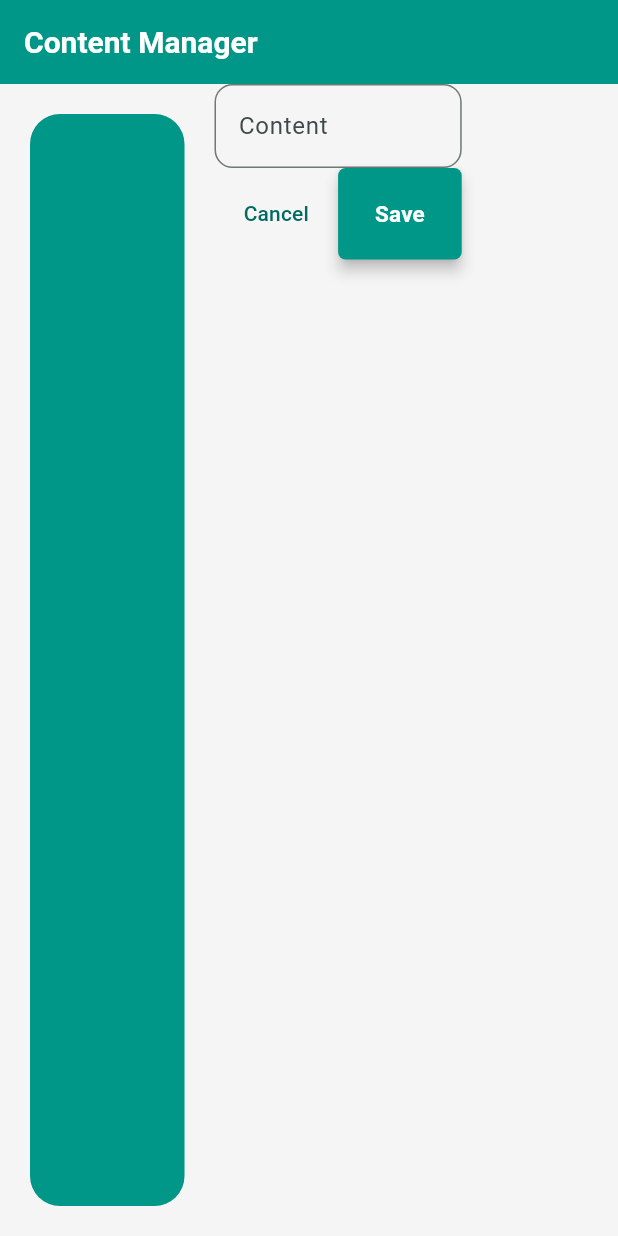
After one commit to abdulrahman0842/rx_manager, a Flutter app: the ContentManagerScreen screen opened by its route, on a phone screen of 412 x 824 dp. The commit adds this screen. Run offline on Flutter 3.47's test engine with Material 3 defaults, Android fonts, the light colour scheme and no system bars; our stand-ins replace another_flushbar, cloud_firestore, firebase_auth, firebase_core, go_router; accounts and stored records are empty; network calls fail; statements that could not run were skipped.

Commit message:
ContentManager-UI-Complete

```diff
--- /dev/null
+++ b/lib/providers/content_manager_state.dart
@@ -0,0 +1,15 @@
+import 'package:flutter/material.dart';
+import 'package:rx_manager/view/content_manager/add_content.dart';
+
+class ContentManagerState with ChangeNotifier {
+  int _selectedIndex = 0;
+  int get selectedIndex => _selectedIndex;
+
+  final List<Widget> _contentManagerWidgets = [AddContent()];
+  List<Widget> get contentManagerWidget => _contentManagerWidgets;
+
+  void selectWidget(int index) {
+    _selectedIndex = index;
+    notifyListeners();
+  }
+}
--- /dev/null
+++ b/lib/services/content_service.dart
@@ -0,0 +1,13 @@
+import 'package:cloud_firestore/cloud_firestore.dart';
+
+class ContentService {
+  final FirebaseFirestore _firestore = FirebaseFirestore.instance;
+
+  Future<void> addContent(String content) async {
+    try {
+      _firestore.collection('content').add({'content': content});
+    } on FirebaseException catch (e) {
+      throw Exception(e);
+    }
+  }
+}
--- a/lib/utils/managers_list.dart
+++ b/lib/utils/managers_list.dart
@@ -5,7 +5,10 @@ import 'package:rx_manager/utils/routes/route_names.dart';
 List<Manager> managersList = [
   Manager(icon: Icons.business, label: 'Agency Manager', routePath: ''),
   Manager(icon: Icons.domain, label: 'Company Manager', routePath: ''),
-  Manager(icon: Icons.category, label: 'Content Manager', routePath: ''),
+  Manager(
+      icon: Icons.medication_liquid_outlined,
+      label: 'Content Manager',
+      routePath: RouteNames.contentManager),
   Manager(
       icon: Icons.medical_services,
       label: 'Medicine Manager',
--- a/lib/utils/routes/app_router.dart
+++ b/lib/utils/routes/app_router.dart
@@ -1,6 +1,7 @@
 import 'package:go_router/go_router.dart';
 import 'package:rx_manager/services/auth/auth_gate.dart';
 import 'package:rx_manager/utils/routes/route_names.dart';
+import 'package:rx_manager/view/content_manager/content_manager_screen.dart';
 import 'package:rx_manager/view/home_screen.dart';
 import 'package:rx_manager/view/login_screen.dart';
 import 'package:rx_manager/view/medicine_manager/medicine_manager_screen.dart';
@@ -12,4 +13,7 @@ final GoRouter appRouter = GoRouter(routes: [
   GoRoute(
       path: RouteNames.medicineManager,
       builder: (context, state) => MedicineManagerScreen()),
+  GoRoute(
+      path: RouteNames.contentManager,
+      builder: (context, state) => ContentManagerScreen())
 ]);
--- a/lib/utils/routes/route_names.dart
+++ b/lib/utils/routes/route_names.dart
@@ -3,4 +3,5 @@ class RouteNames {
   static const home = '/home_screen';
   static const login = '/login_screen';
   static const medicineManager = '/medicine_manager_screen';
+  static const contentManager = '/content_manager_screen';
 }
--- /dev/null
+++ b/lib/view/content_manager/add_content.dart
@@ -0,0 +1,30 @@
+import 'package:flutter/material.dart';
+import 'package:rx_manager/widgets/action_buttons.dart';
+import 'package:rx_manager/widgets/custom_text_form_field.dart';
+
+class AddContent extends StatelessWidget {
+  AddContent({super.key});
+  final TextEditingController _contentController = TextEditingController();
+  final FocusNode contentNode = FocusNode();
+  final FocusNode submitNode = FocusNode();
+  @override
+  Widget build(BuildContext context) {
+    return Form(
+        child: Column(
+      children: [
+        CustomTextFormField(
+            hintText: 'Content',
+            controller: _contentController,
+            currentNode: contentNode,
+            nextNode: submitNode),
+        ActionButtons(
+            textButtonLabel: 'Cancel',
+            elevatedButtonLabel: 'Save',
+            textButtonOnTap: () {
+              Navigator.pop(context);
+            },
+            elevatedButtonOnTap: () {})
+      ],
+    ));
+  }
+}
--- /dev/null
+++ b/lib/view/content_manager/content_manager_screen.dart
@@ -0,0 +1,67 @@
+import 'package:flutter/material.dart';
+import 'package:provider/provider.dart';
+import 'package:rx_manager/providers/content_manager_state.dart';
+import 'package:rx_manager/widgets/manager_navigation_card.dart';
+
+class ContentManagerScreen extends StatefulWidget {
+  const ContentManagerScreen({super.key});
+
+  @override
+  State<ContentManagerScreen> createState() => _ContnetManagerState();
+}
+
+class _ContnetManagerState extends State<ContentManagerScreen> {
+  @override
+  Widget build(BuildContext context) {
+    final width = MediaQuery.of(context).size.width;
+    return Scaffold(
+      appBar: AppBar(title: Text('Content Manager')),
+      body: Row(children: [
+        Container(
+          padding: EdgeInsets.symmetric(horizontal: 15, vertical: 20),
+          margin: EdgeInsets.symmetric(horizontal: 20, vertical: 20),
+          width: width * 0.25,
+          decoration: BoxDecoration(
+              color: Theme.of(context).primaryColor,
+              borderRadius: BorderRadius.circular(20)),
+          child: Column(
+            spacing: 10,
+            children: [
+              // ManagerNavigationCard(
+              //   label: 'Add Content',
+              //   onTap: () {
+              //     ContentManagerState().selectWidget(0);
+              //   },
+              // ),
+              // ManagerNavigationCard(
+              //   label: 'Delete Content',
+              //   onTap: () {
+              //     ContentManagerState().selectWidget(0);
+              //   },
+              // ),
+              // ManagerNavigationCard(
+              //   label: 'Update Content',
+              //   onTap: () {
+              //     ContentManagerState().selectWidget(0);
+              //   },
+              // ),
+              // ManagerNavigationCard(
+              //   label: 'View Content-wise-Medicines',
+              //   onTap: () {
+              //     ContentManagerState().selectWidget(0);
+              //   },
+              // ),
+            ],
+          ),
+        ),
+        Consumer<ContentManagerState>(
+          builder: (context, state, _) {
+            return Container(
+                width: width * 0.4,
+                child: state.contentManagerWidget[state.selectedIndex]);
+          },
+        )
+      ]),
+    );
+  }
+}
--- a/lib/widgets/custom_text_form_field.dart
+++ b/lib/widgets/custom_text_form_field.dart
@@ -1,3 +1,5 @@
+import 'dart:developer';
+
 import 'package:flutter/material.dart';
 import 'package:rx_manager/utils/utils.dart';
 
@@ -7,6 +9,7 @@ class CustomTextFormField extends StatelessWidget {
   final bool isObscure;
   final FocusNode currentNode;
   final FocusNode? nextNode;
+  final Function()? onSubmitted;
 
   const CustomTextFormField(
       {super.key,
@@ -14,7 +17,8 @@ class CustomTextFormField extends StatelessWidget {
       required this.controller,
       this.isObscure = false,
       required this.currentNode,
-      required this.nextNode});
+      required this.nextNode,
+      this.onSubmitted});
 
   @override
   Widget build(BuildContext context) {
@@ -30,6 +34,9 @@ class CustomTextFormField extends StatelessWidget {
       onFieldSubmitted: (_) {
         if (nextNode != null) {
           Utils.changeFocus(context, currentNode, nextNode!);
+        } else if (onSubmitted != null) {
+          onSubmitted!();
+          log('Submit');
         } else {
           currentNode.unfocus();
         }
```
Also changed, not shown: lib/main.dart (+8 -1 lines), lib/utils/utils.dart (+6 -12 lines), lib/view/login_screen.dart (+27 -22 lines).
